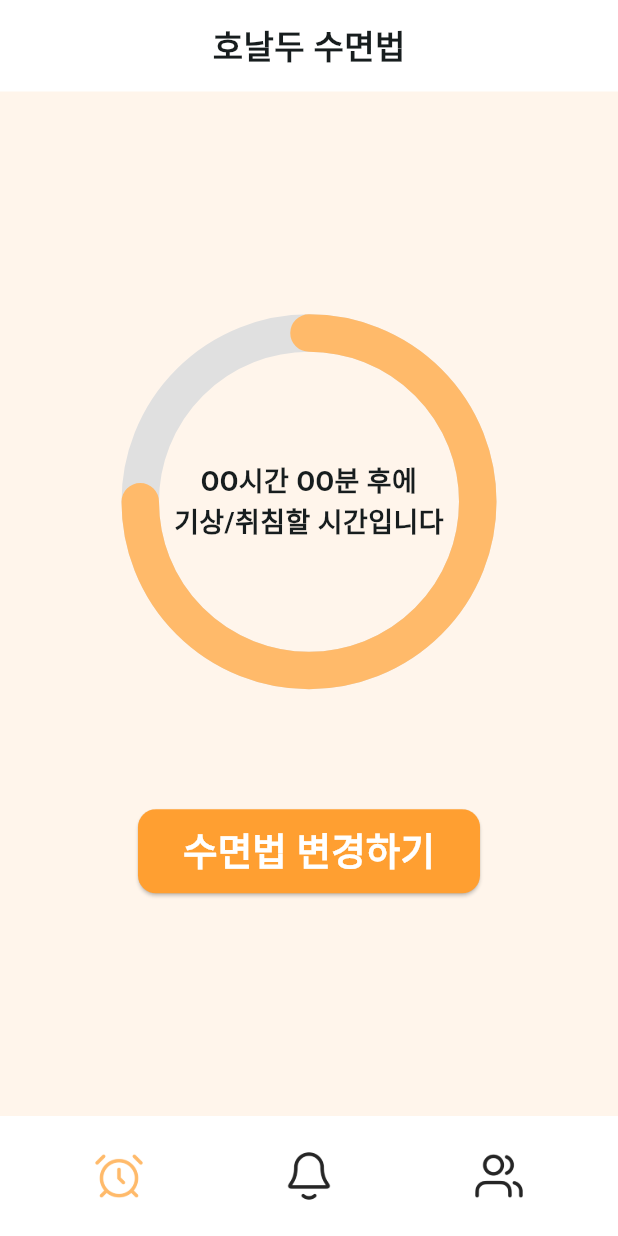
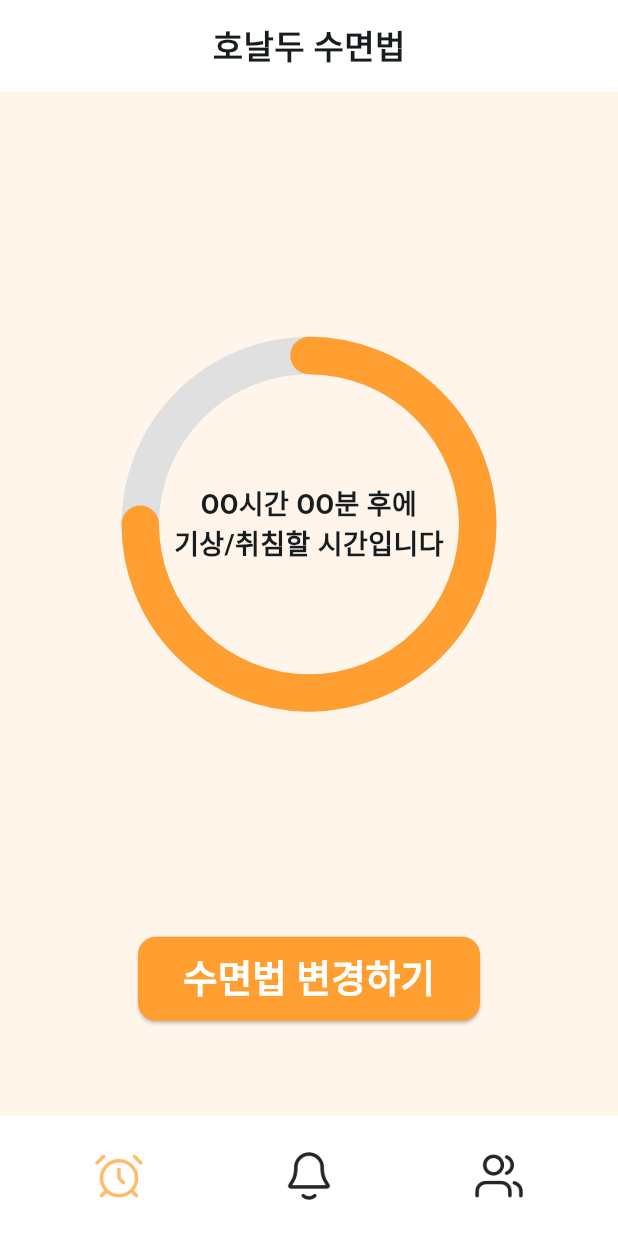
Before and after one commit to joon363/IT_ARENA_GIPO_frontend, a Flutter app: the HomeScreen screen opened directly, on a phone screen of 412 x 824 dp. Run offline on Flutter 3.47's test engine with Material 3 defaults, Android fonts, the light colour scheme and no system bars; our stand-ins replace camera.

Commit message:
home_screen.dart 수정

```diff
--- a/lib/screens/home_screen.dart
+++ b/lib/screens/home_screen.dart
@@ -99,7 +99,7 @@ class _HomeScreenState extends State<HomeScreen> {
                     padding: EdgeInsets.all(14.0),
                     child: Text(
                       '호날두 수면법',
-                      style: TextStyle(fontSize: 22, fontWeight: FontWeight.bold),
+                      style: TextStyle(fontSize: 22, fontWeight: FontWeight.bold)
                     ),
                   ),
                 ],
@@ -113,6 +113,7 @@ class _HomeScreenState extends State<HomeScreen> {
                  child: Column(
                   mainAxisAlignment: MainAxisAlignment.center,
                   children: [
+                    const SizedBox(height : 100),
                     // 빨간색 원 (진행률 표시기)
                     CustomPaint(
                       painter: _CircleProgressPainter(progress: _progress),
@@ -127,7 +128,7 @@ class _HomeScreenState extends State<HomeScreen> {
                         ),
                       ),
                     ),
-                    const SizedBox(height: 80), // 원과 버튼 사이 간격
+                    const SizedBox(height: 150), // 원과 버튼 사이 간격
 
                     // 수면법 변경하기 버튼
                     ElevatedButton(
@@ -181,7 +182,7 @@ class _CircleProgressPainter extends CustomPainter {
 
     // 진행률 원 (빨간색)
     final progressPaint = Paint()
-      ..color = Color(0xffFFBA6A)
+      ..color = Color(0xffFF9F31)
       ..style = PaintingStyle.stroke
       ..strokeWidth = strokeWidth
       ..strokeCap = StrokeCap.round;
```
